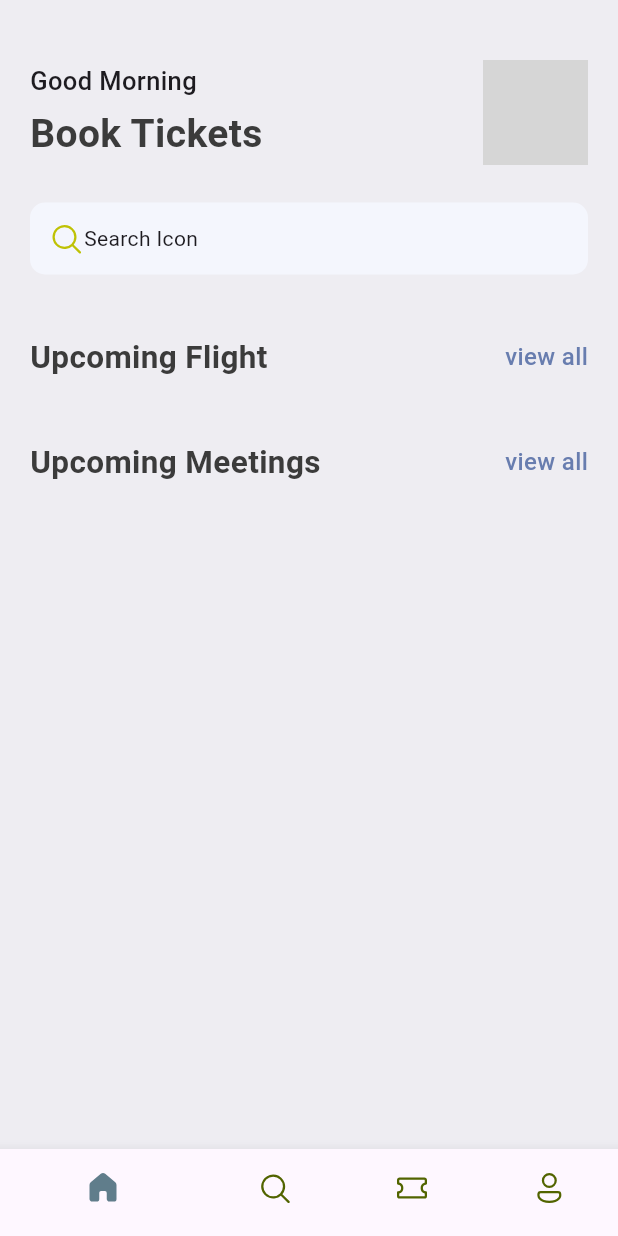
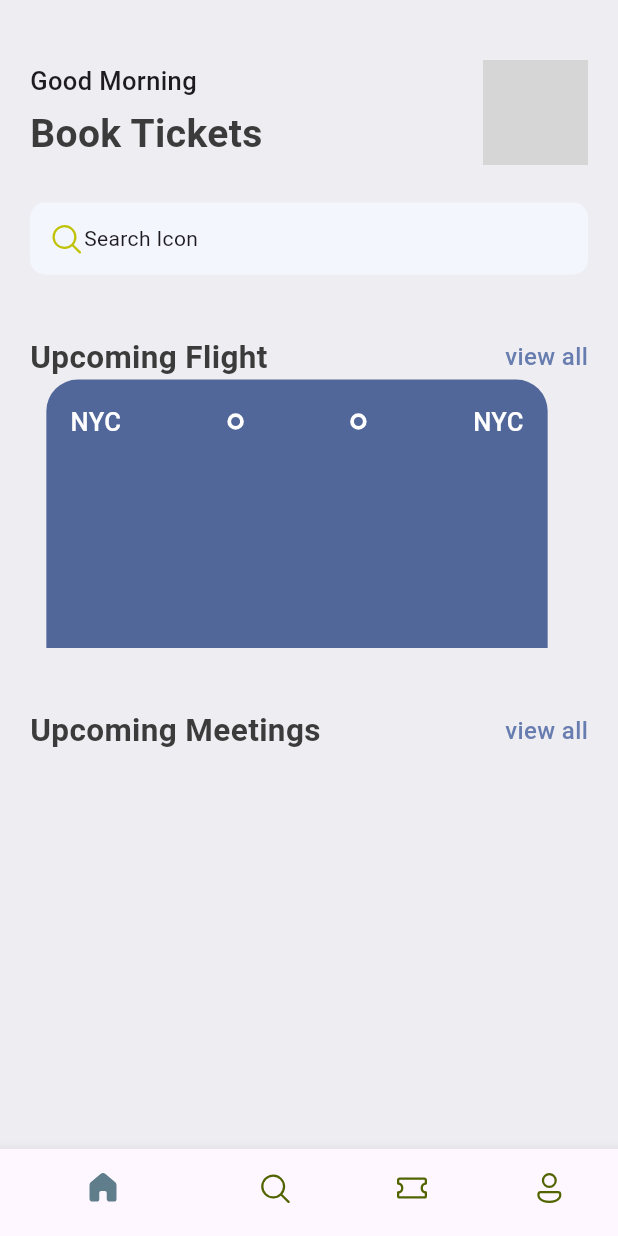
Before and after one commit to Ahmed-sys181/ticket_reservation_app, a Flutter app: the screen it shows after launch, on a phone screen of 412 x 824 dp. Run offline on Flutter 3.47's test engine with Material 3 defaults, Android fonts, the phone set to English and light mode, and no system bars; our stand-ins replace fluentui_icons; grey boxes are pictures that could not be loaded.

Commit message:
started the ticket design

```diff
--- a/lib/base/res/styles/app_styles.dart
+++ b/lib/base/res/styles/app_styles.dart
@@ -8,6 +8,8 @@ class AppStyles {
   static Color primaryColor = primary;
   static Color bg = bgColor;
   static Color textColor = text;
+  //ticket
+  static Color ticketBlue = const Color(0xFF526799);
   // font size and font weight
   static TextStyle textStyle = TextStyle(
     fontSize: 16,
--- /dev/null
+++ b/lib/base/res/widgets/dot.dart
@@ -0,0 +1,16 @@
+import 'package:flutter/material.dart';
+
+class Dot extends StatelessWidget {
+  const Dot({super.key});
+
+  @override
+  Widget build(BuildContext context) {
+    return Container(
+      padding: EdgeInsets.all(3),
+      decoration: BoxDecoration(
+        borderRadius: BorderRadius.circular(20),
+        border: Border.all(width: 2.5, color: Colors.white),
+      ),
+    );
+  }
+}
--- /dev/null
+++ b/lib/base/res/widgets/ticket_view.dart
@@ -0,0 +1,49 @@
+import 'package:flutter/material.dart';
+import 'package:my_app/base/res/styles/app_styles.dart';
+import 'package:my_app/base/res/widgets/dot.dart';
+
+class TicketView extends StatelessWidget {
+  const TicketView({super.key});
+
+  @override
+  Widget build(BuildContext context) {
+    final size = MediaQuery.of(context).size;
+    return SizedBox(
+      width: size.width * 0.85,
+      height: 179,
+      child: Container(
+        margin: EdgeInsets.only(right: 16),
+        padding: EdgeInsets.all(16),
+        decoration: BoxDecoration(
+          color: AppStyles.ticketBlue,
+          borderRadius: BorderRadius.only(
+            topLeft: Radius.circular(21),
+            topRight: Radius.circular(21),
+          ),
+        ),
+        child: Column(
+          children: [
+            Row(
+              children: [
+                Text(
+                  "NYC",
+                  style: AppStyles.textHeadLine3.copyWith(color: Colors.white),
+                ),
+                Expanded(child: Container()),
+                const Dot(),
+                Expanded(child: Container()),
+                const Dot(),
+                Expanded(child: Container()),
+                Text(
+                  "NYC",
+                  style: AppStyles.textHeadLine3.copyWith(color: Colors.white),
+                ),
+              ],
+            ),
+            Row(),
+          ],
+        ),
+      ),
+    );
+  }
+}
--- a/lib/screens/home_screen.dart
+++ b/lib/screens/home_screen.dart
@@ -2,6 +2,7 @@ import 'package:fluentui_icons/fluentui_icons.dart';
 import 'package:flutter/material.dart';
 import 'package:my_app/base/res/styles/app_styles.dart';
 import 'package:my_app/base/res/widgets/double_text.dart';
+import 'package:my_app/base/res/widgets/ticket_view.dart';
 
 class HomeScreen extends StatelessWidget {
   const HomeScreen({super.key});
@@ -59,6 +60,7 @@ class HomeScreen extends StatelessWidget {
                 ),
                 SizedBox(height: 40),
                 DoubleText(headText: "Upcoming Flight", viewAll: "view all"),
+                TicketView(),
                 SizedBox(height: 40),
                 DoubleText(headText: "Upcoming Meetings", viewAll: "view all"),
               ],
```
